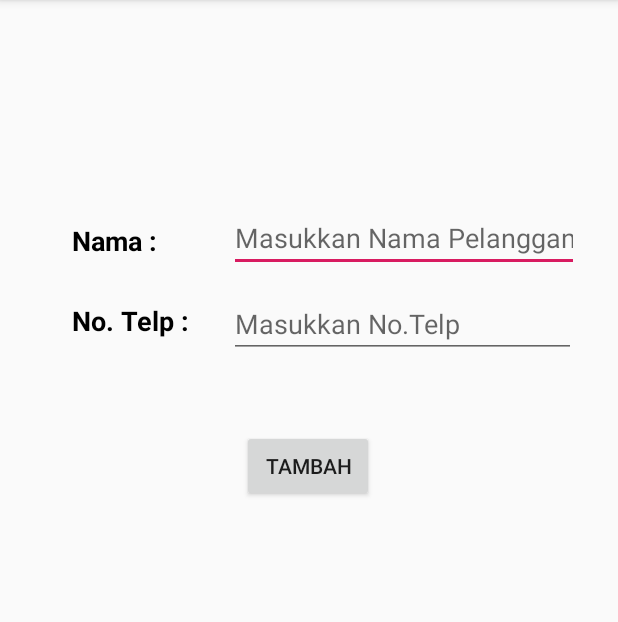
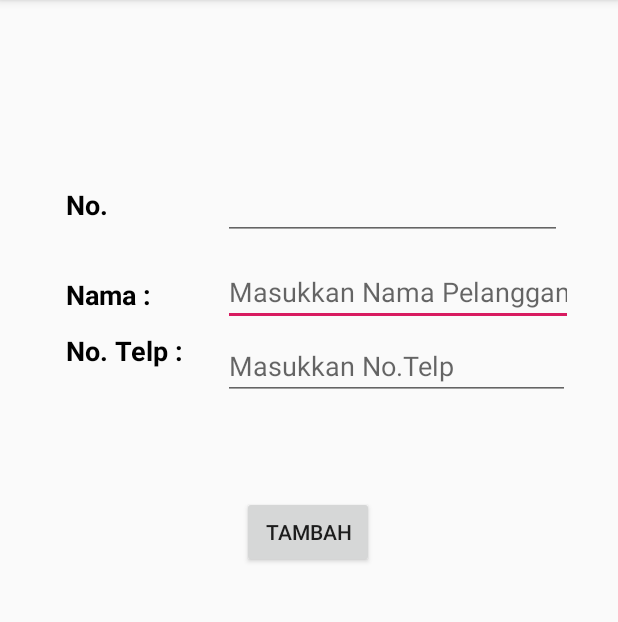
Before and after one commit to soyidwahyud/laundry_Argan, an Android app: the DataPelanggan screen opened directly, with no data from a screen before it, on a phone screen of 412 x 824 dp, the part 84-706 px from its top. Run offline under Robolectric (Android 15) with nearby library versions, the phone set to English and light mode, and no system bars.

Commit message:
layout pelanggan

```diff
--- a/app/src/main/res/layout/activity_data_pelanggan.xml
+++ b/app/src/main/res/layout/activity_data_pelanggan.xml
@@ -6,30 +6,16 @@
     android:layout_height="match_parent"
     tools:context=".tampilan.DataPelanggan">
 
-    <TextView
-        android:id="@+id/textView3"
-        android:layout_width="65dp"
-        android:layout_height="25dp"
-        android:layout_marginTop="148dp"
-        android:text="Nama :"
-        android:textColor="@android:color/black"
-        android:textSize="18sp"
-        android:textStyle="bold"
-        app:layout_constraintEnd_toEndOf="parent"
-        app:layout_constraintHorizontal_bias="0.138"
-        app:layout_constraintStart_toStartOf="parent"
-        app:layout_constraintTop_toTopOf="parent" />
-
     <EditText
         android:id="@+id/editText"
         android:layout_width="233dp"
         android:layout_height="41dp"
-        android:layout_marginTop="140dp"
+        android:layout_marginTop="176dp"
         android:ems="10"
         android:hint="Masukkan Nama Pelanggan"
         android:inputType="textPersonName"
         app:layout_constraintEnd_toEndOf="parent"
-        app:layout_constraintHorizontal_bias="0.6"
+        app:layout_constraintHorizontal_bias="0.565"
         app:layout_constraintStart_toEndOf="@+id/textView3"
         app:layout_constraintTop_toTopOf="parent" />
 
@@ -37,13 +23,13 @@
         android:id="@+id/textView4"
         android:layout_width="85dp"
         android:layout_height="23dp"
-        android:layout_marginTop="28dp"
+        android:layout_marginTop="12dp"
         android:text="No. Telp :"
         android:textColor="@android:color/black"
         android:textSize="18sp"
         android:textStyle="bold"
         app:layout_constraintEnd_toEndOf="parent"
-        app:layout_constraintHorizontal_bias="0.147"
+        app:layout_constraintHorizontal_bias="0.134"
         app:layout_constraintStart_toStartOf="parent"
         app:layout_constraintTop_toBottomOf="@+id/textView3" />
 
@@ -51,31 +37,74 @@
         android:id="@+id/editText2"
         android:layout_width="231dp"
         android:layout_height="45dp"
-        android:layout_marginTop="12dp"
+        android:layout_marginTop="4dp"
         android:ems="10"
         android:hint="Masukkan No.Telp"
         android:inputType="textPersonName"
         app:layout_constraintEnd_toEndOf="parent"
-        app:layout_constraintHorizontal_bias="0.404"
+        app:layout_constraintHorizontal_bias="0.372"
         app:layout_constraintStart_toEndOf="@+id/textView4"
         app:layout_constraintTop_toBottomOf="@+id/editText" />
+
+    <TextView
+        android:id="@+id/textView3"
+        android:layout_width="65dp"
+        android:layout_height="25dp"
+        android:layout_marginTop="184dp"
+        android:text="Nama :"
+        android:textColor="@android:color/black"
+        android:textSize="18sp"
+        android:textStyle="bold"
+        app:layout_constraintEnd_toEndOf="parent"
+        app:layout_constraintHorizontal_bias="0.127"
+        app:layout_constraintStart_toStartOf="parent"
+        app:layout_constraintTop_toTopOf="parent" />
+
+    <ListView
+        android:layout_width="405dp"
+        android:layout_height="251dp"
+        android:layout_marginTop="72dp"
+        app:layout_constraintEnd_toEndOf="parent"
+        app:layout_constraintHorizontal_bias="0.166"
+        app:layout_constraintStart_toStartOf="parent"
+        app:layout_constraintTop_toBottomOf="@+id/button4" />
 
     <Button
         android:id="@+id/button4"
         android:layout_width="wrap_content"
         android:layout_height="wrap_content"
-        android:layout_marginTop="48dp"
+        android:layout_marginTop="64dp"
         android:text="Tambah"
         app:layout_constraintEnd_toEndOf="parent"
         app:layout_constraintHorizontal_bias="0.498"
         app:layout_constraintStart_toStartOf="parent"
         app:layout_constraintTop_toBottomOf="@+id/editText2" />
 
-    <ListView
-        android:layout_width="405dp"
-        android:layout_height="251dp"
-        android:layout_marginTop="52dp"
+    <TextView
+        android:id="@+id/textView5"
+        android:layout_width="wrap_content"
+        android:layout_height="wrap_content"
+        android:layout_marginTop="124dp"
+        android:text="No."
+        android:textColor="@android:color/black"
+        android:textSize="18sp"
+        android:textStyle="bold"
         app:layout_constraintEnd_toEndOf="parent"
+        app:layout_constraintHorizontal_bias="0.114"
         app:layout_constraintStart_toStartOf="parent"
-        app:layout_constraintTop_toBottomOf="@+id/button4" />
+        app:layout_constraintTop_toTopOf="parent" />
+
+    <EditText
+        android:id="@+id/editText3"
+        android:layout_width="226dp"
+        android:layout_height="48dp"
+        android:layout_marginTop="112dp"
+        android:ems="10"
+        android:hint=""
+        android:inputType="textPersonName"
+        app:layout_constraintEnd_toEndOf="parent"
+        app:layout_constraintHorizontal_bias="0.672"
+        app:layout_constraintStart_toEndOf="@+id/textView5"
+        app:layout_constraintTop_toTopOf="parent" />
+
 </androidx.constraintlayout.widget.ConstraintLayout>
```
